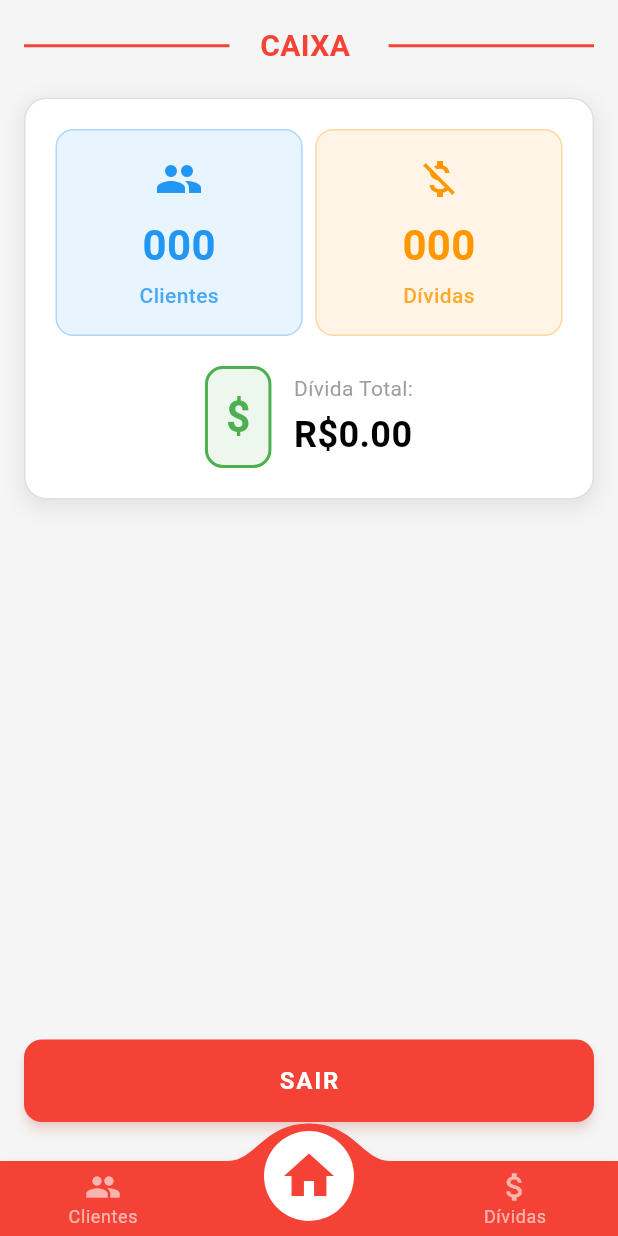
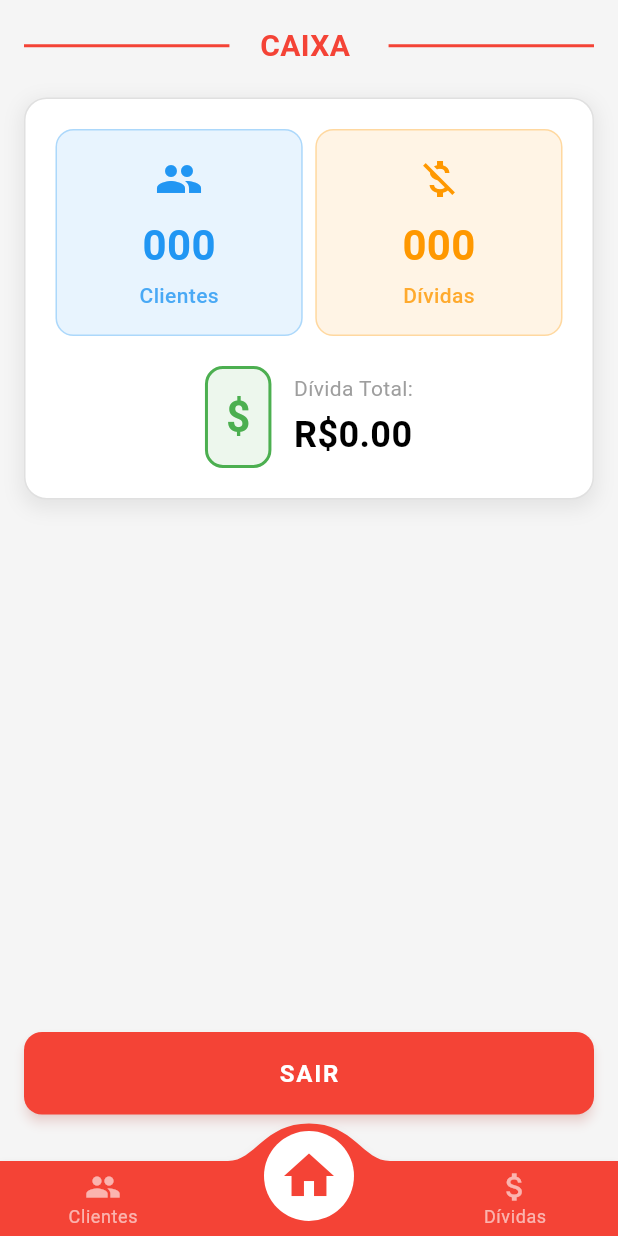
Before and after one commit to LigiaMenezes/Farmacia_Flutter, a Flutter app: the HomeCaixa screen opened directly with empty values, on a phone screen of 412 x 824 dp. Run offline on Flutter 3.47's test engine with Material 3 defaults, Android fonts, the phone set to English and light mode, and no system bars; drawn by our look-alikes of convex_bottom_bar; our stand-ins replace flutter_dotenv, shared_preferences, supabase_flutter; accounts and stored records are empty.

Commit message:
Mudança estetica

```diff
--- a/lib/screens/Caixa/home.dart
+++ b/lib/screens/Caixa/home.dart
@@ -292,7 +292,7 @@ class _HomeCaixaState extends State<HomeCaixa> {
             ),
           ),
         ),
-        const SizedBox(height: 10),
+        const SizedBox(height: 15),
       ],
     );
   }
--- a/lib/screens/Gerente/home.dart
+++ b/lib/screens/Gerente/home.dart
@@ -332,7 +332,7 @@ class _HomeGerenteState extends State<HomeGerente> {
                 ),
                 child: IconButton(
                   icon: const Icon(Icons.edit, size: 18),
-                  color: Colors.blue,
+                  color: Colors.black,
                   onPressed: () => abrirDialogCadastroFuncionario(funcionario: f),
                   padding: EdgeInsets.zero,
                   visualDensity: VisualDensity.compact,
```
